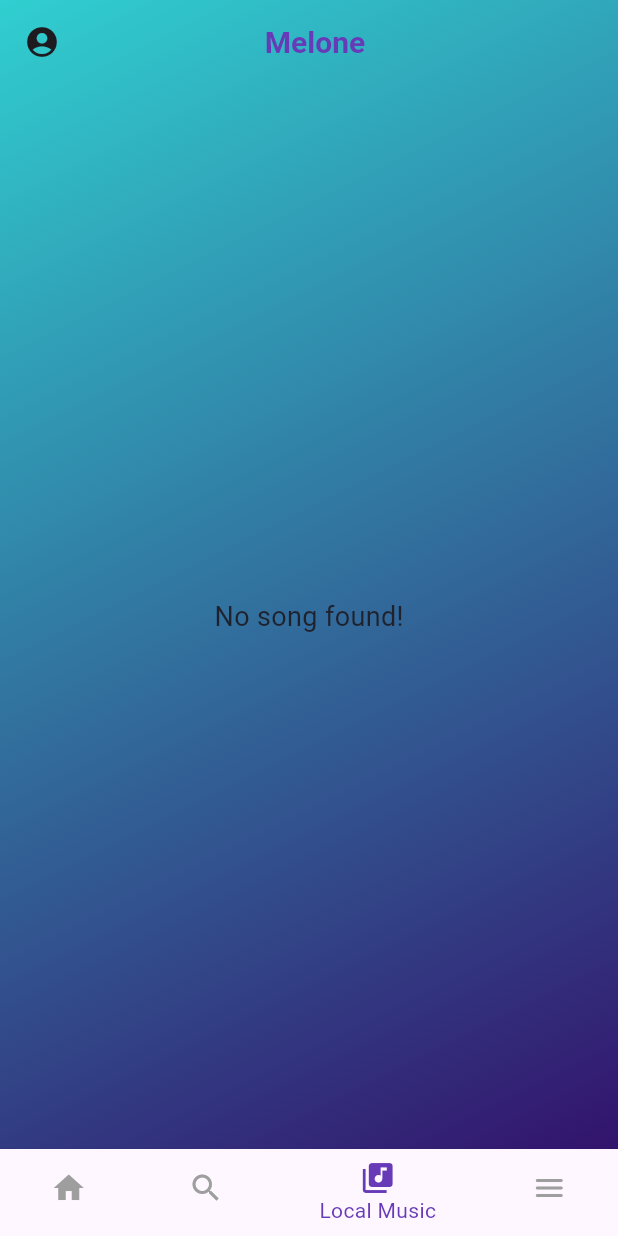
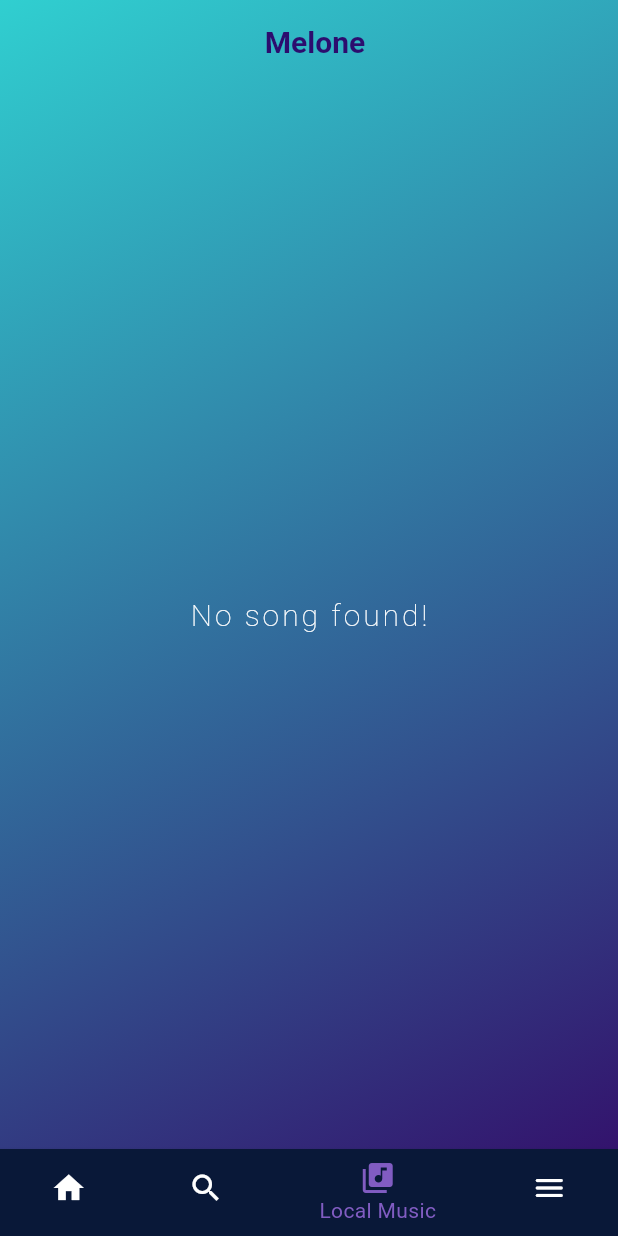
Before and after one commit to fenan-yosef/Melone-Music-App, a Flutter app: the HomeFeed screen opened directly, item 3 of the bottom bar chosen, on a phone screen of 412 x 824 dp. Run offline on Flutter 3.47's test engine with Material 3 defaults, Android fonts, the phone set to English and light mode, and no system bars; our stand-ins replace audioplayers, get, just_audio, on_audio_query, permission_handler; network calls fail.

Commit message:
exception handling and UI adjustments

```diff
--- a/lib/app/app.dart
+++ b/lib/app/app.dart
@@ -1,5 +1,6 @@
 import 'package:flutter/material.dart';
 import 'package:get/get.dart';
+import '../features/music_feed/music_feed_page.dart';
 import './routes.dart';
 import '../features/authentication/login/login_page.dart';
 
@@ -14,7 +15,7 @@ class MyApp extends StatelessWidget {
         primarySwatch: Colors.blue,
         visualDensity: VisualDensity.adaptivePlatformDensity,
       ),
-      home: LoginPage(), // Set LoginPage as the home page
+      home: HomeFeed(), //LoginPage(),
       // initialRoute: Routes.initial,
       // routes: Routes.routes,
     );
--- a/lib/features/local_music_player/local_music_player_page.dart
+++ b/lib/features/local_music_player/local_music_player_page.dart
@@ -33,7 +33,12 @@ class LocalMusicPlayer extends StatelessWidget {
                 print("True");
                 print(snapshot.data);
                 return Center(
-                  child: Text("No song found!", style: ourStyle()),
+                  child: Text("No song found!", style: TextStyle(
+                    color: Colors.white,
+                    fontWeight: FontWeight.w200,
+                    letterSpacing: 2,
+                    fontSize: 20,
+                  )),
                 );
               } else {
                 return Padding(
--- a/lib/features/music_feed/music_feed_page.dart
+++ b/lib/features/music_feed/music_feed_page.dart
@@ -65,7 +65,7 @@ class _HomeScreenState extends State<HomeFeed> {
       MusicFeed(musicFeedData: _musicFeedData),
       SearchPage(),
       LocalMusicScreen(),
-      // SettingsScreen()
+      SettingsScreen()
     ];
 
     return Container(
@@ -79,14 +79,14 @@ class _HomeScreenState extends State<HomeFeed> {
       child: Scaffold(
         backgroundColor: Colors.transparent,
         appBar: AppBar(
-          leading: Icon(Icons.account_circle_rounded),
+          leading: Icon(Icons.account_circle_rounded, color: Colors.transparent,),
           backgroundColor: Colors.transparent,
           title: Center(
             child: Text(
               "Melone",
               style: TextStyle(
                 fontSize: 20,
-                color: purple,
+                color: Color(0xff2c0d6e),
                 fontWeight: FontWeight.w700,
               ),
             ),
@@ -101,14 +101,13 @@ class _HomeScreenState extends State<HomeFeed> {
         ),
         body: _children[_currentIndex],
         bottomNavigationBar: BottomNavigationBar(
-          // fixedColor: Colors.red,
           onTap: onTabTapped,
           currentIndex: _currentIndex,
           items: [
-
             BottomNavigationBarItem(
               icon: new Icon(Icons.home),
               label: 'Home',
+              backgroundColor: Color(0xff091838),
             ),
             BottomNavigationBarItem(
               icon: new Icon(Icons.search),
@@ -123,9 +122,9 @@ class _HomeScreenState extends State<HomeFeed> {
               label: 'Menu',
             ),
           ],
-          selectedItemColor: Colors.deepPurple,
-          unselectedItemColor: Colors.grey,
-          backgroundColor: Colors.deepPurple,
+          selectedItemColor: Color(0xff815cc2),
+          unselectedItemColor: Colors.white,
+          backgroundColor: Colors.transparent,
           elevation: 2.0,
         ),
       ),
@@ -153,9 +152,24 @@ class MusicFeed extends StatelessWidget {
       future: musicFeedData,
       builder: (context, snapshot) {
         if (snapshot.connectionState == ConnectionState.waiting) {
-          return Center(child: CircularProgressIndicator());
+          return Center(child: CircularProgressIndicator( color: Colors.black,));
         } else if (snapshot.hasError) {
-          return Center(child: Text('Error: ${snapshot.error}'));
+          print('Error: ${snapshot.error}');
+          return Center(child: Column(
+            children: [
+              SizedBox(height: 90),
+              Icon(Icons.wifi_off_rounded, size: 60, color: Colors.white,),
+              SizedBox(height: 30),
+              Text("Failed to connect to deezer.com, \nplease check your conection!",
+                style: TextStyle(
+                  fontSize: 20,
+                  color: Colors.white,
+                  fontWeight: FontWeight.w100,
+                  letterSpacing: 2,
+                ),)
+            ],
+          )
+          );
         } else {
           return SingleChildScrollView(
             child: Column(
```
Also changed, not shown: lib/features/search/search_page.dart (+9 -9 lines).
